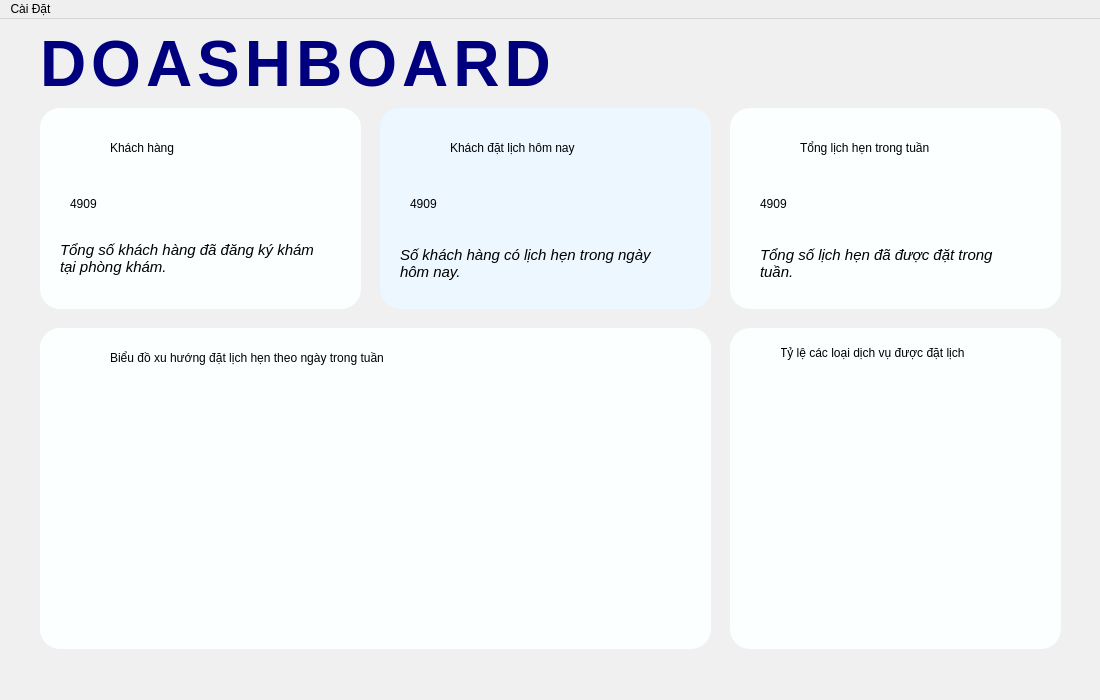
Old version of the form DoAnCuoiKi/Ui/ui_QuanLyLichHen/QuanLyLichHen.ui in the repository ThanhBinh-Dev/DoAnCuoiKy.
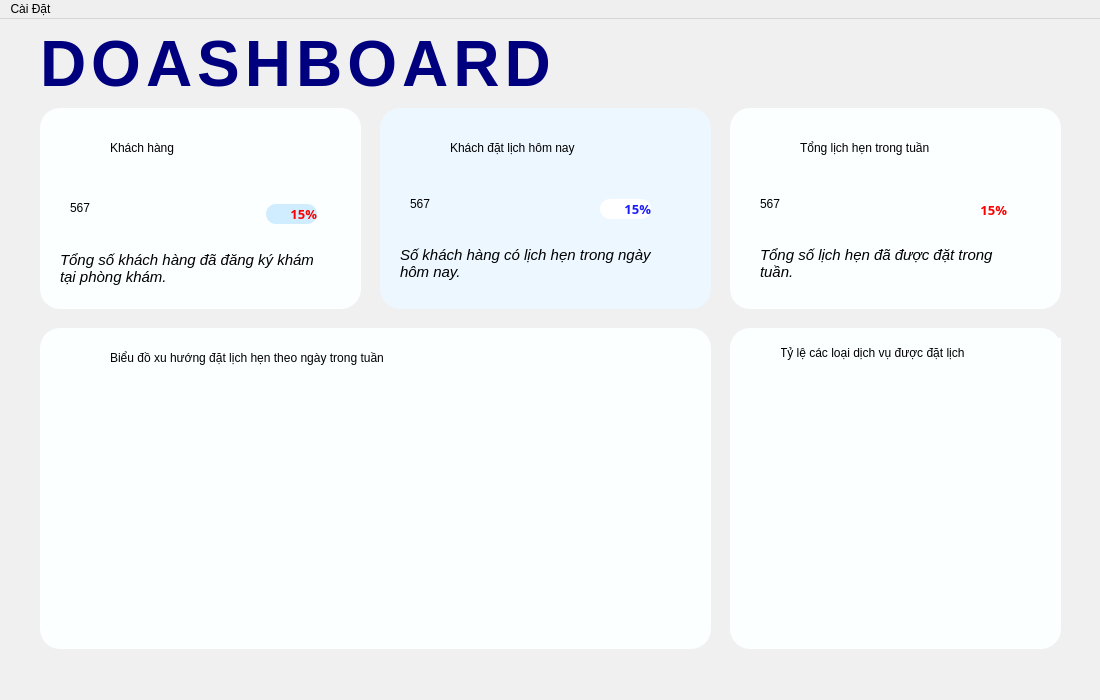
New version of the form. Icons and pictures are not drawn.

What changed in the file:
```diff
--- a/DoAnCuoiKi/Ui/ui_QuanLyLichHen/QuanLyLichHen.ui
+++ b/DoAnCuoiKi/Ui/ui_QuanLyLichHen/QuanLyLichHen.ui
@@ -1668,22 +1668,6 @@
         <string>&lt;html&gt;&lt;head/&gt;&lt;body&gt;&lt;p&gt;&lt;span style=&quot; font-weight:400;&quot;&gt;Tổng lịch hẹn trong tuần&lt;/span&gt;&lt;/p&gt;&lt;/body&gt;&lt;/html&gt;</string>
        </property>
       </widget>
-      <widget class="QLabel" name="labelSoLieu3">
-       <property name="geometry">
-        <rect>
-         <x>30</x>
-         <y>70</y>
-         <width>211</width>
-         <height>51</height>
-        </rect>
-       </property>
-       <property name="styleSheet">
-        <string notr="true">font: 87 26pt &quot;Segoe UI Black&quot;;</string>
-       </property>
-       <property name="text">
-        <string>4909</string>
-       </property>
-      </widget>
       <widget class="QLabel" name="label_34">
        <property name="geometry">
         <rect>
@@ -1701,6 +1685,59 @@
         <string>&lt;html&gt;&lt;head/&gt;&lt;body&gt;&lt;p&gt;&lt;span style=&quot; font-size:11pt; font-style:italic;&quot;&gt;Tổng số lịch hẹn đã được đặt trong &lt;br/&gt;tuần.&lt;/span&gt;&lt;/p&gt;&lt;/body&gt;&lt;/html&gt;</string>
        </property>
       </widget>
+      <widget class="QWidget" name="widget_3" native="true">
+       <property name="geometry">
+        <rect>
+         <x>30</x>
+         <y>60</y>
+         <width>251</width>
+         <height>71</height>
+        </rect>
+       </property>
+       <widget class="QLabel" name="labelTag3">
+        <property name="geometry">
+         <rect>
+          <x>196</x>
+          <y>31</y>
+          <width>51</width>
+          <height>21</height>
+         </rect>
+        </property>
+        <property name="font">
+         <font>
+          <family>Segoe UI Black</family>
+          <pointsize>10</pointsize>
+          <weight>75</weight>
+          <bold>true</bold>
+         </font>
+        </property>
+        <property name="styleSheet">
+         <string notr="true">color: rgb(255, 0, 0);</string>
+        </property>
+        <property name="text">
+         <string>15%</string>
+        </property>
+        <property name="alignment">
+         <set>Qt::AlignRight|Qt::AlignTrailing|Qt::AlignVCenter</set>
+        </property>
+       </widget>
+       <widget class="QLabel" name="labelSoLieu3">
+        <property name="geometry">
+         <rect>
+          <x>0</x>
+          <y>20</y>
+          <width>181</width>
+          <height>31</height>
+         </rect>
+        </property>
+        <property name="styleSheet">
+         <string notr="true">font: 87 26pt &quot;Segoe UI Black&quot;;</string>
+        </property>
+        <property name="text">
+         <string>567</string>
+        </property>
+       </widget>
+      </widget>
      </widget>
      <widget class="QFrame" name="frame_4">
       <property name="geometry">
@@ -1915,27 +1952,11 @@
         <bool>true</bool>
        </property>
       </widget>
-      <widget class="QLabel" name="labelSoLieu1">
-       <property name="geometry">
-        <rect>
-         <x>30</x>
-         <y>70</y>
-         <width>211</width>
-         <height>51</height>
-        </rect>
-       </property>
-       <property name="styleSheet">
-        <string notr="true">font: 87 26pt &quot;Segoe UI Black&quot;;</string>
-       </property>
-       <property name="text">
-        <string>4909</string>
-       </property>
-      </widget>
       <widget class="QLabel" name="label_32">
        <property name="geometry">
         <rect>
          <x>20</x>
-         <y>130</y>
+         <y>140</y>
          <width>261</width>
          <height>41</height>
         </rect>
@@ -1948,6 +1969,65 @@
         <string>&lt;html&gt;&lt;head/&gt;&lt;body&gt;&lt;p&gt;&lt;span style=&quot; font-size:11pt; font-style:italic;&quot;&gt;Tổng số khách hàng đã đăng ký khám &lt;br/&gt;tại phòng khám.&lt;/span&gt;&lt;/p&gt;&lt;/body&gt;&lt;/html&gt;</string>
        </property>
       </widget>
+      <widget class="QWidget" name="widget" native="true">
+       <property name="geometry">
+        <rect>
+         <x>30</x>
+         <y>64</y>
+         <width>251</width>
+         <height>71</height>
+        </rect>
+       </property>
+       <widget class="QLabel" name="labelTag1">
+        <property name="geometry">
+         <rect>
+          <x>196</x>
+          <y>32</y>
+          <width>51</width>
+          <height>20</height>
+         </rect>
+        </property>
+        <property name="font">
+         <font>
+          <family>Segoe UI Black</family>
+          <pointsize>10</pointsize>
+          <weight>75</weight>
+          <bold>true</bold>
+         </font>
+        </property>
+        <property name="styleSheet">
+         <string notr="true">color: rgb(255, 0, 0);
+background-color: rgb(208, 237, 255);
+border-radius: 10px</string>
+        </property>
+        <property name="text">
+         <string>15%</string>
+        </property>
+        <property name="alignment">
+         <set>Qt::AlignRight|Qt::AlignTrailing|Qt::AlignVCenter</set>
+        </property>
+       </widget>
+       <widget class="QLabel" name="labelSoLieu1">
+        <property name="geometry">
+         <rect>
+          <x>0</x>
+          <y>20</y>
+          <width>181</width>
+          <height>31</height>
+         </rect>
+        </property>
+        <property name="styleSheet">
+         <string notr="true">font: 87 26pt &quot;Segoe UI Black&quot;;</string>
+        </property>
+        <property name="text">
+         <string>567</string>
+        </property>
+       </widget>
+      </widget>
+      <zorder>widget</zorder>
+      <zorder>label_23</zorder>
+      <zorder>label_24</zorder>
+      <zorder>label_32</zorder>
      </widget>
      <widget class="QFrame" name="frame_2">
       <property name="geometry">
@@ -2004,22 +2084,6 @@
         <string>&lt;html&gt;&lt;head/&gt;&lt;body&gt;&lt;p&gt;&lt;span style=&quot; font-weight:400;&quot;&gt;Khách đặt lịch hôm nay&lt;/span&gt;&lt;/p&gt;&lt;/body&gt;&lt;/html&gt;</string>
        </property>
       </widget>
-      <widget class="QLabel" name="labelSoLieu2">
-       <property name="geometry">
-        <rect>
-         <x>30</x>
-         <y>70</y>
-         <width>211</width>
-         <height>51</height>
-        </rect>
-       </property>
-       <property name="styleSheet">
-        <string notr="true">font: 87 26pt &quot;Segoe UI Black&quot;;</string>
-       </property>
-       <property name="text">
-        <string>4909</string>
-       </property>
-      </widget>
       <widget class="QLabel" name="label_33">
        <property name="geometry">
         <rect>
@@ -2037,6 +2101,61 @@
         <string>&lt;html&gt;&lt;head/&gt;&lt;body&gt;&lt;p&gt;&lt;span style=&quot; font-size:11pt; font-style:italic;&quot;&gt;Số khách hàng có lịch hẹn trong ngày &lt;br/&gt;hôm nay.&lt;/span&gt;&lt;/p&gt;&lt;/body&gt;&lt;/html&gt;</string>
        </property>
       </widget>
+      <widget class="QWidget" name="widget_2" native="true">
+       <property name="geometry">
+        <rect>
+         <x>20</x>
+         <y>60</y>
+         <width>281</width>
+         <height>71</height>
+        </rect>
+       </property>
+       <widget class="QLabel" name="labelTag2">
+        <property name="geometry">
+         <rect>
+          <x>200</x>
+          <y>31</y>
+          <width>51</width>
+          <height>20</height>
+         </rect>
+        </property>
+        <property name="font">
+         <font>
+          <family>Segoe UI Black</family>
+          <pointsize>10</pointsize>
+          <weight>75</weight>
+          <bold>true</bold>
+         </font>
+        </property>
+        <property name="styleSheet">
+         <string notr="true">color: rgb(26, 29, 255);
+background-color: rgb(255, 255, 255);
+border-radius: 10px</string>
+        </property>
+        <property name="text">
+         <string>15%</string>
+        </property>
+        <property name="alignment">
+         <set>Qt::AlignRight|Qt::AlignTrailing|Qt::AlignVCenter</set>
+        </property>
+       </widget>
+       <widget class="QLabel" name="labelSoLieu2">
+        <property name="geometry">
+         <rect>
+          <x>10</x>
+          <y>20</y>
+          <width>171</width>
+          <height>31</height>
+         </rect>
+        </property>
+        <property name="styleSheet">
+         <string notr="true">font: 87 26pt &quot;Segoe UI Black&quot;;</string>
+        </property>
+        <property name="text">
+         <string>567</string>
+        </property>
+       </widget>
+      </widget>
      </widget>
      <widget class="QLabel" name="label_22">
       <property name="geometry">
```
